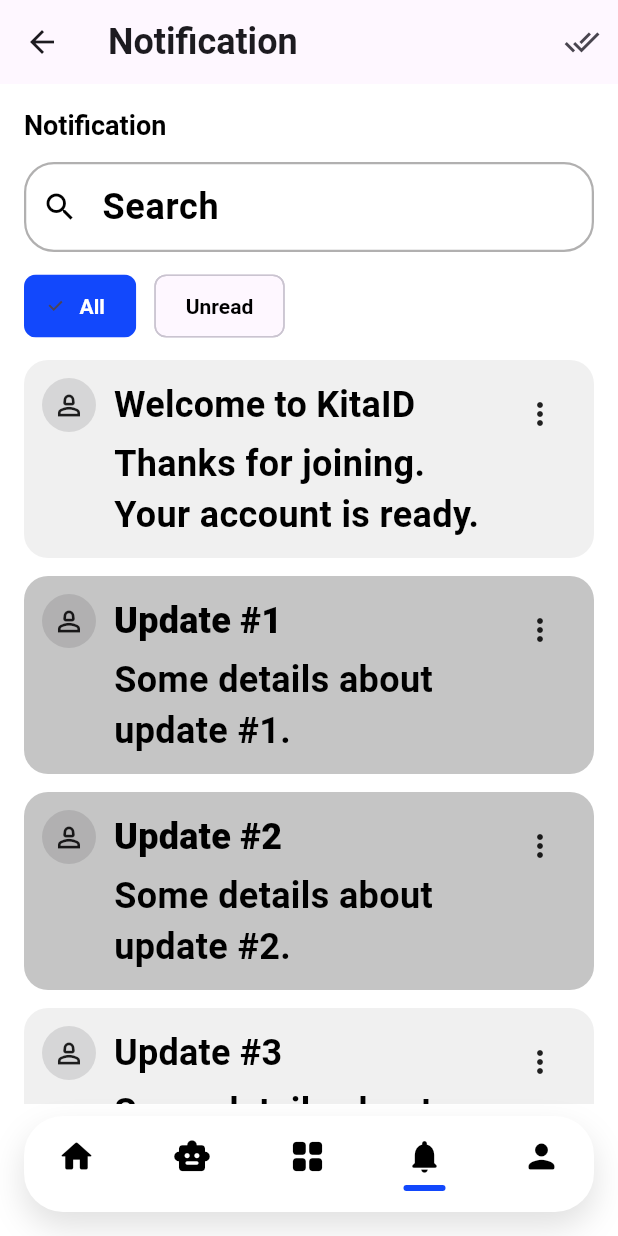
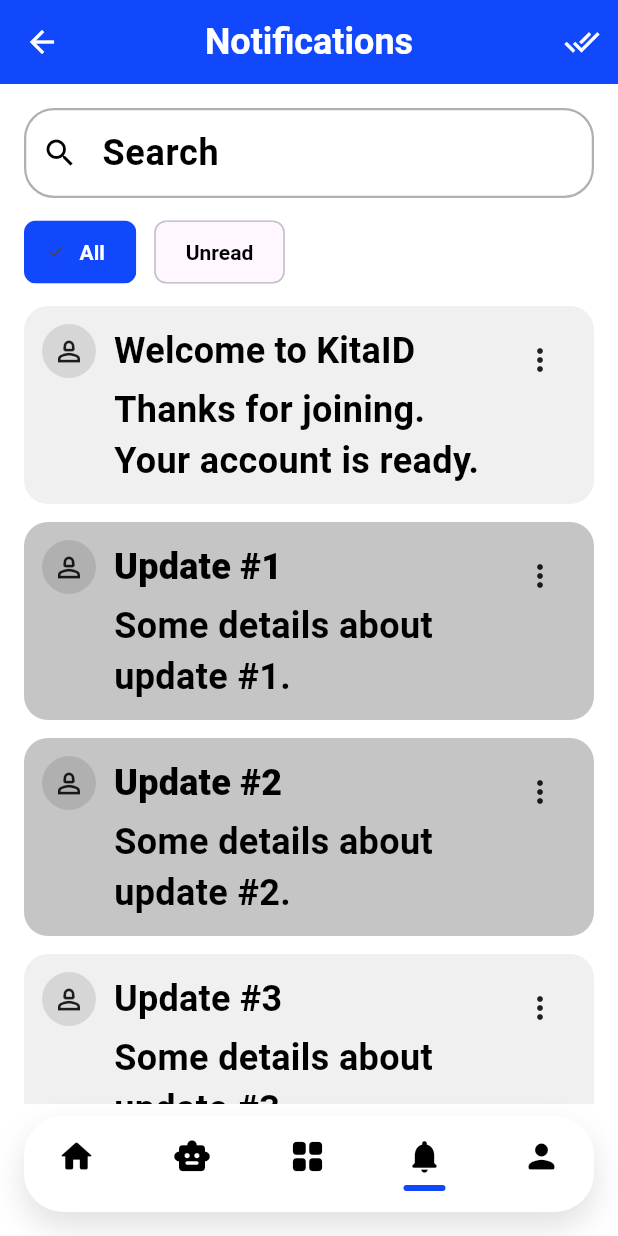
Before and after one commit to tanvironb/kitaid1, a Flutter app: the NotificationPage screen opened by its route, on a phone screen of 412 x 824 dp. Run offline on Flutter 3.47's test engine with Material 3 defaults, Android fonts, the phone set to English and light mode, and no system bars; accounts and stored records are empty.

Commit message:
by monir

```diff
--- a/lib/features/notifications/notification_page.dart
+++ b/lib/features/notifications/notification_page.dart
@@ -20,14 +20,9 @@ class _NotificationPageState extends State<NotificationPage> {
   late Future<List<AppNotification>> _future;
 
   // search + filter option
-
   final _searchCtrl = TextEditingController();
   String _query = '';
   bool _showUnreadOnly = false;
-
-/* - it loads notifications from the controller
-   - It listens to typing in the search box and updates _query so results update instantly
-*/
 
   @override
   void initState() {
@@ -38,8 +33,6 @@ class _NotificationPageState extends State<NotificationPage> {
     });
   }
 
-// Cleans up memory when leaving the page by disposing the search controller
-
   @override
   void dispose() {
     _searchCtrl.dispose();
@@ -47,14 +40,12 @@ class _NotificationPageState extends State<NotificationPage> {
   }
 
   // Reloads the notifications list - refresh function
-
   Future<void> _refresh() async {
     setState(() {
       _future = _controller.load();
     });
     await _future;
   }
-
 
   List<AppNotification> _applyFilters(List<AppNotification> items) {
     Iterable<AppNotification> filtered = items;
@@ -64,7 +55,7 @@ class _NotificationPageState extends State<NotificationPage> {
       filtered = filtered.where((n) => !n.read);
     }
 
-    // Filter: search by name/title (case-insensitive) - shows results matching title, body, or category
+    // Filter: search by name/title (case-insensitive)
     if (_query.isNotEmpty) {
       final q = _query.toLowerCase();
       filtered = filtered.where((n) {
@@ -78,15 +69,21 @@ class _NotificationPageState extends State<NotificationPage> {
     return filtered.toList();
   }
 
-// The main build method for the notification page: theme, colors. fonts...
   @override
   Widget build(BuildContext context) {
     final theme = Theme.of(context);
 
-// AppBar the top bar with page title
     return Scaffold(
+      // ===== APP BAR (same style as Settings header) =====
       appBar: AppBar(
-        title: const Text('Notification'),
+        backgroundColor: mycolors.Primary,
+        foregroundColor: Colors.white,
+        elevation: 0,
+        title: const Text(
+          'Notifications',
+          style: TextStyle(fontWeight: FontWeight.w600),
+        ),
+        centerTitle: true,
         actions: [
           IconButton(
             tooltip: 'Mark all as read',
@@ -99,7 +96,6 @@ class _NotificationPageState extends State<NotificationPage> {
           ),
         ],
       ),
-
 
       // Body with refresh indicator and future builder to load notifications
       body: RefreshIndicator(
@@ -122,30 +118,38 @@ class _NotificationPageState extends State<NotificationPage> {
             return ListView(
               padding: const EdgeInsets.fromLTRB(16, 16, 16, 24),
               children: [
-                // Title
-                Text(
-                  'Notification',
-                  style: theme.textTheme.headlineSmall?.copyWith(fontWeight: FontWeight.w700),
-                ),
-                const SizedBox(height: 12),
-
-                // SEARCH FIELD bar (rounded)
+                // === SEARCH FIELD (rounded) ===
                 TextField(
                   controller: _searchCtrl,
                   decoration: InputDecoration(
                     hintText: 'Search',
-                  prefixIcon: const Icon(Icons.search, color: mycolors.bordersecondary),
+                    prefixIcon: const Icon(
+                      Icons.search,
+                      color: mycolors.bordersecondary,
+                    ),
                     filled: true,
                     fillColor: mycolors.bgPrimary, // white background
-                  hintStyle: const TextStyle(color: mycolors.textPrimary), // black text
-                  contentPadding: const EdgeInsets.symmetric(horizontal: 16, vertical: 12),
+                    hintStyle:
+                        const TextStyle(color: mycolors.textPrimary), // black
+                    contentPadding: const EdgeInsets.symmetric(
+                      horizontal: 16,
+                      vertical: 12,
+                    ),
                     enabledBorder: OutlineInputBorder(
-                    borderRadius: BorderRadius.circular(mysizes.inputfieldRadius),
-                    borderSide: const BorderSide(color: mycolors.borderprimary, width: 1.5),
+                      borderRadius:
+                          BorderRadius.circular(mysizes.inputfieldRadius),
+                      borderSide: const BorderSide(
+                        color: mycolors.borderprimary,
+                        width: 1.5,
+                      ),
                     ),
                     focusedBorder: OutlineInputBorder(
-                    borderRadius: BorderRadius.circular(mysizes.inputfieldRadius),
-                    borderSide: const BorderSide(color: mycolors.Primary, width: 2),
+                      borderRadius:
+                          BorderRadius.circular(mysizes.inputfieldRadius),
+                      borderSide: const BorderSide(
+                        color: mycolors.Primary,
+                        width: 2,
+                      ),
                     ),
                   ),
                   style: const TextStyle(color: mycolors.textPrimary),
@@ -153,20 +157,18 @@ class _NotificationPageState extends State<NotificationPage> {
 
                 const SizedBox(height: 12),
 
-                /*
-                  These are your All / Unread toggle chips.
-                  They let the user switch views between all notifications or only unread ones
-                */
+                // All / Unread toggle chips
                 Row(
                   children: [
                     ChoiceChip(
                       label: const Text('All'),
                       selected: !_showUnreadOnly,
                       onSelected: (v) => setState(() => _showUnreadOnly = !v),
-                      // Give "All" a filled look when selected
                       selectedColor: mycolors.Primary,
                       labelStyle: TextStyle(
-                        color: !_showUnreadOnly ? theme.colorScheme.onPrimary : null,
+                        color: !_showUnreadOnly
+                            ? theme.colorScheme.onPrimary
+                            : null,
                         fontWeight: FontWeight.w600,
                       ),
                     ),
@@ -177,7 +179,9 @@ class _NotificationPageState extends State<NotificationPage> {
                       onSelected: (v) => setState(() => _showUnreadOnly = v),
                       selectedColor: mycolors.Primary,
                       labelStyle: TextStyle(
-                        color: _showUnreadOnly ? mycolors.textinbox : mycolors.textPrimary,
+                        color: _showUnreadOnly
+                            ? mycolors.textinbox
+                            : mycolors.textPrimary,
                         fontWeight: FontWeight.w600,
                       ),
                     ),
@@ -185,29 +189,38 @@ class _NotificationPageState extends State<NotificationPage> {
                 ),
                 const SizedBox(height: 12),
 
-              // This block shows a friendly message and icon when there are no results (after search/filter)
+                // Empty state
                 if (items.isEmpty)
                   Padding(
                     padding: const EdgeInsets.only(top: 32),
                     child: Column(
                       mainAxisSize: MainAxisSize.min,
                       children: [
-                        Icon(Icons.notifications_off_outlined, size: 64, color: theme.hintColor),
+                        Icon(
+                          Icons.notifications_off_outlined,
+                          size: 64,
+                          color: theme.hintColor,
+                        ),
                         const SizedBox(height: 12),
-                        Text('No notifications found', style: theme.textTheme.titleMedium),
+                        Text(
+                          'No notifications found',
+                          style: theme.textTheme.titleMedium,
+                        ),
                         const SizedBox(height: 8),
                         Text(
                           _query.isEmpty
                               ? 'You’re all caught up. Pull to refresh.'
                               : 'Try clearing the search or filters.',
-                          style: theme.textTheme.bodyMedium?.copyWith(color: theme.hintColor),
+                          style: theme.textTheme.bodyMedium?.copyWith(
+                            color: theme.hintColor,
+                          ),
                           textAlign: TextAlign.center,
                         ),
                       ],
                     ),
                   )
                 else
-                  // Results - Displays the list of notifications
+                  // Results list
                   ListView.separated(
                     shrinkWrap: true,
                     physics: const NeverScrollableScrollPhysics(),
@@ -217,7 +230,6 @@ class _NotificationPageState extends State<NotificationPage> {
                       final n = items[index];
                       return NotificationItem(
                         data: n,
-                        // darker for unread, lighter for read — handled in the item widget
                         onToggleRead: () async {
                           await _controller.toggle(n.id);
                           if (mounted) _refresh();
@@ -234,6 +246,7 @@ class _NotificationPageState extends State<NotificationPage> {
           },
         ),
       ),
+
       // ===== OFFICIAL KITAID NAVBAR =====
       bottomNavigationBar: KitaBottomNav(
         currentIndex: 3, // <-- change this per page
@@ -242,23 +255,28 @@ class _NotificationPageState extends State<NotificationPage> {
 
           switch (index) {
             case 0: // HOME
-              Navigator.pushNamedAndRemoveUntil(context, '/home', (_) => false);
+              Navigator.pushNamedAndRemoveUntil(
+                  context, '/home', (_) => false);
               break;
 
             case 1: // CHATBOT
-              Navigator.pushNamedAndRemoveUntil(context, '/chatbot', (_) => false);
+              Navigator.pushNamedAndRemoveUntil(
+                  context, '/chatbot', (_) => false);
               break;
 
             case 2: // SERVICES
-              Navigator.pushNamedAndRemoveUntil(context, '/services', (_) => false);
+              Navigator.pushNamedAndRemoveUntil(
+                  context, '/services', (_) => false);
               break;
 
             case 3: // NOTIFICATIONS
-              Navigator.pushNamedAndRemoveUntil(context, '/notifications', (_) => false);
+              Navigator.pushNamedAndRemoveUntil(
+                  context, '/notifications', (_) => false);
               break;
 
             case 4: // PROFILE / SETTINGS
-              Navigator.pushNamedAndRemoveUntil(context, '/settings', (_) => false);
+              Navigator.pushNamedAndRemoveUntil(
+                  context, '/settings', (_) => false);
               break;
           }
         },
```
Lines whose indentation alone changed are shown as unchanged.
